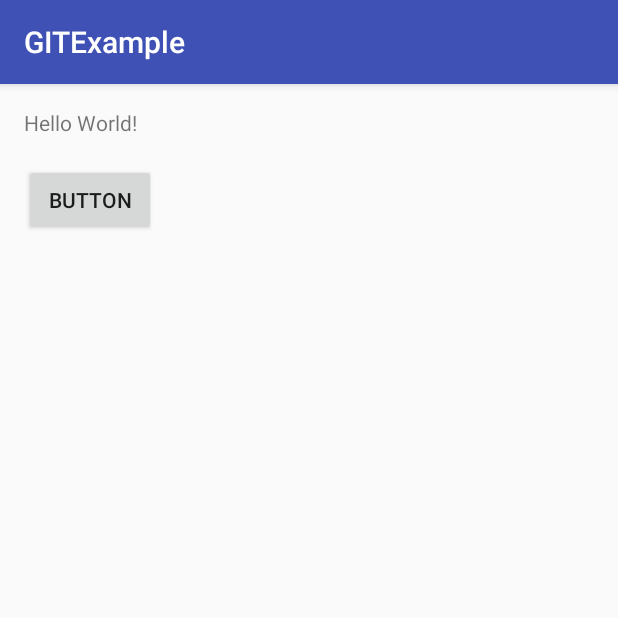
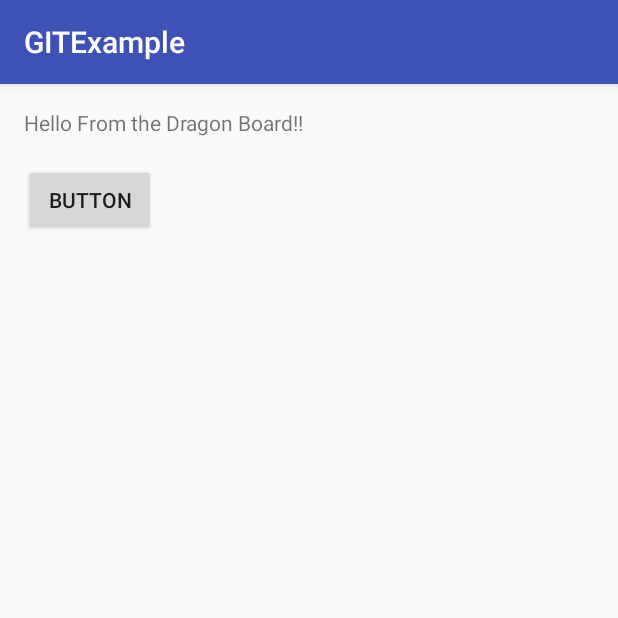
Before and after one commit to paulojhsousa/GITExample, an Android app: the screen it shows after launch (GITExampleActivity), on a phone screen of 412 x 824 dp, the top half of it. Run offline under Robolectric (Android 15) with nearby library versions, the phone set to English and light mode, and no system bars.

Commit message:
Changed text to Hello from Dragon Board

```diff
--- a/app/src/main/res/layout/activity_gitexample.xml
+++ b/app/src/main/res/layout/activity_gitexample.xml
@@ -13,7 +13,7 @@
     <TextView
         android:layout_width="wrap_content"
         android:layout_height="wrap_content"
-        android:text="Hello World!" />
+        android:text="Hello From the Dragon Board!!" />
 
     <Button
         android:text="Button"
```
